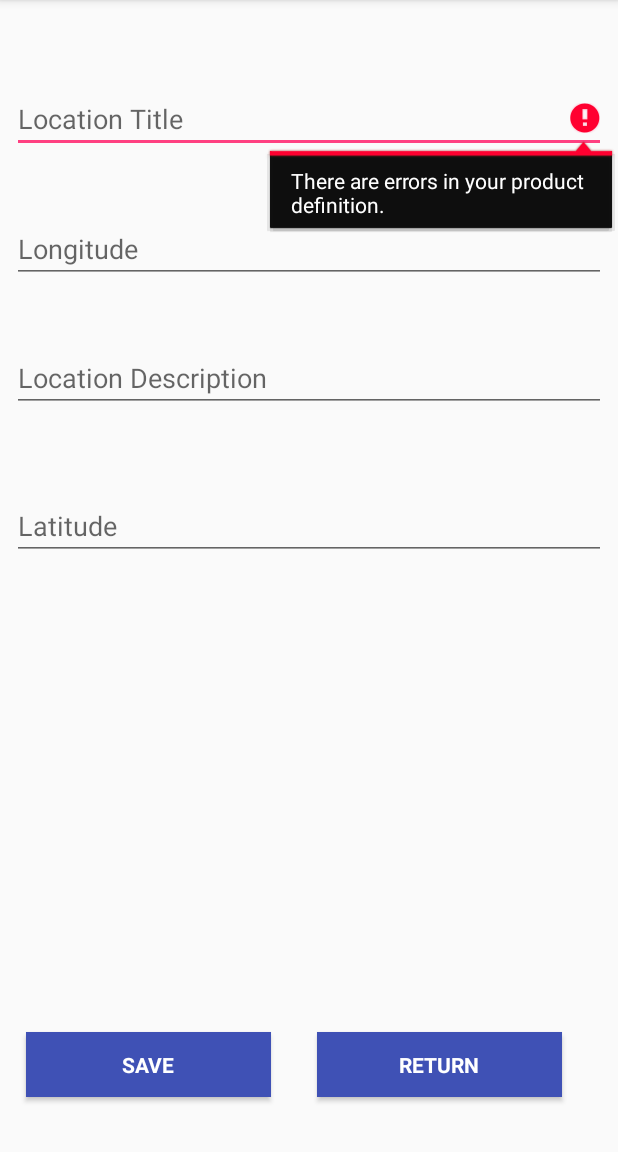
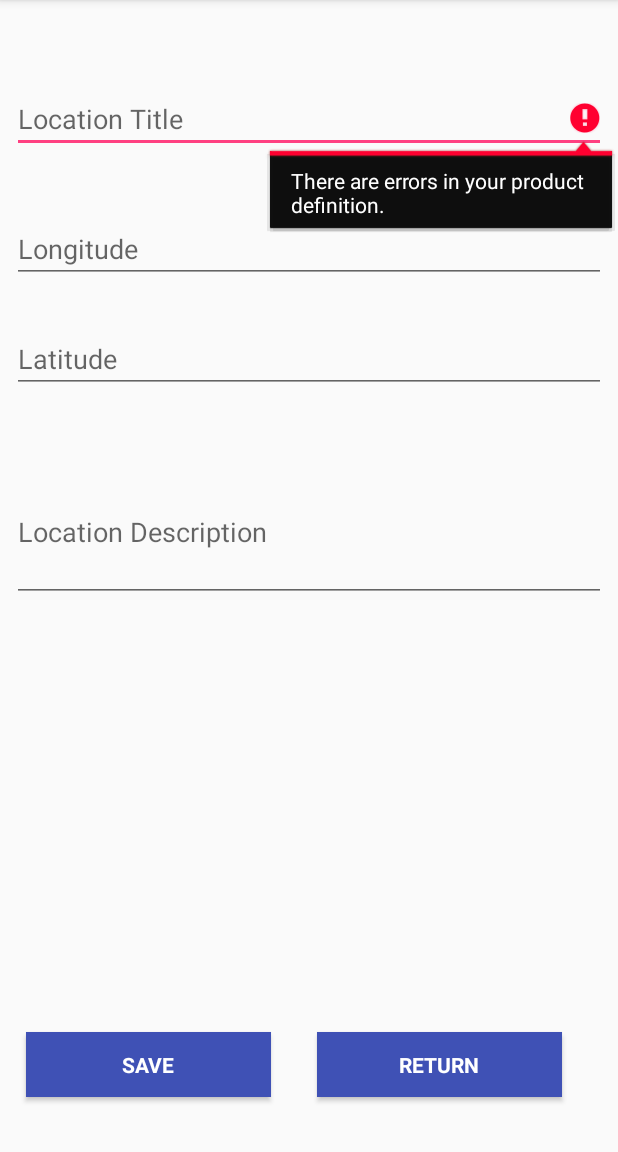
Before and after one commit to msadowskigraduate/MapFirebase, an Android app: the LocationEdit screen opened directly, with no data from a screen before it, after a tap on "SAVE", on a phone screen of 412 x 824 dp, the part 84-1236 px from its top. Run offline under Robolectric (Android 15) with nearby library versions, the phone set to English and light mode, and no system bars; our stand-ins replace Firebase (no records; nobody signed in at launch, a user with empty details on screens opened directly).

Commit message:
dialog with new places

```diff
--- a/app/src/main/java/com/example/sadowsm3/mapfirebase/LocationEdit.java
+++ b/app/src/main/java/com/example/sadowsm3/mapfirebase/LocationEdit.java
@@ -30,10 +30,10 @@ public class LocationEdit extends AppCompatActivity {
 
     private Button btnSave;
     private Button btnReturn;
-    private EditText etName;
-    private EditText etPrice;
-    private EditText etQuantity;
-    private CheckBox cbBought;
+    private EditText etTitle;
+    private EditText etDescription;
+    private EditText etLongitude;
+    private EditText etLatitude;
 
     @Override
     protected void onCreate(Bundle savedInstanceState) {
@@ -129,17 +129,17 @@ public class LocationEdit extends AppCompatActivity {
     private void initGUI() {
         btnSave = (Button) findViewById(R.id.btnFirebaseSave);
         btnReturn = (Button) findViewById(R.id.btnReturn);
-        etName = (EditText) findViewById(R.id.name);
-        etPrice = (EditText) findViewById(R.id.price);
-        etQuantity = (EditText) findViewById(R.id.quantity);
-        cbBought = (CheckBox) findViewById(R.id.cbProductBought);
+        etTitle = (EditText) findViewById(R.id.title);
+        etDescription = (EditText) findViewById(R.id.description);
+        etLongitude = (EditText) findViewById(R.id.longitude);
+        etLatitude = (EditText) findViewById(R.id.latitude);
     }
 
     private void fieldReset() {
-        etName.setText("");
-        etPrice.setText("");
-        etQuantity.setText("");
-        cbBought.setChecked(false);
+        etTitle.setText("");
+        etDescription.setText("");
+        etLongitude.setText("");
+        etLatitude.setText("");
         btnSave.setText("Save");
     }
 
@@ -148,11 +148,11 @@ public class LocationEdit extends AppCompatActivity {
         startActivity(intent);
     }
 
-    private void setValues(String name, String price, String quantity, String isBought) {
-        etName.setText(name);
-        etPrice.setText(price);
-        etQuantity.setText(quantity);
-        cbBought.setChecked(Boolean.parseBoolean(isBought));
+    private void setValues(String title, String desc, String longitude, String latitude) {
+        etTitle.setText(title);
+        etDescription.setText(desc);
+        etLongitude.setText(longitude);
+        etLatitude.setText(latitude);
     }
 
     private void setButtonListener(final boolean state) {
@@ -167,10 +167,10 @@ public class LocationEdit extends AppCompatActivity {
                 float longitude = 1;
                 float latitude = 1;
                 try {
-                    title = etName.getText().toString();
-                    description = etPrice.getText().toString();
-                    longitude = Float.valueOf(etQuantity.getText().toString());
-                    latitude = Float.valueOf();
+                    title = etTitle.getText().toString();
+                    description = etDescription.getText().toString();
+                    longitude = Float.valueOf(etLongitude.getText().toString());
+                    latitude = Float.valueOf(etLatitude.getText().toString());
                     if (state) {
                         createProduct(title, description, longitude, latitude);
                     } else {
@@ -178,7 +178,7 @@ public class LocationEdit extends AppCompatActivity {
                     }
                     fieldReset();
                 } catch (Exception e) {
-                    etName.setError("There are errors in your product definition.");
+                    etTitle.setError("There are errors in your product definition.");
                 }
 
             }
--- a/app/src/main/res/layout/activity_location_edit.xml
+++ b/app/src/main/res/layout/activity_location_edit.xml
@@ -25,7 +25,7 @@
 
 
     <EditText
-        android:id="@+id/name"
+        android:id="@+id/title"
         android:layout_width="match_parent"
         android:layout_height="wrap_content"
         android:layout_marginBottom="8dp"
@@ -43,26 +43,26 @@
         app:layout_constraintVertical_bias="0.069" />
 
     <EditText
-        android:id="@+id/price"
+        android:id="@+id/description"
         android:layout_width="match_parent"
-        android:layout_height="wrap_content"
+        android:layout_height="93dp"
         android:layout_marginBottom="8dp"
         android:layout_marginEnd="8dp"
         android:layout_marginStart="8dp"
         android:layout_marginTop="8dp"
         android:hint="Location Description"
-        android:inputType="textEmailAddress"
+        android:inputType="textMultiLine"
         android:maxLines="1"
         app:layout_constraintBottom_toBottomOf="parent"
         app:layout_constraintEnd_toEndOf="parent"
         app:layout_constraintHorizontal_bias="0.0"
         app:layout_constraintStart_toStartOf="parent"
         app:layout_constraintTop_toTopOf="@+id/txt_user"
-        app:layout_constraintVertical_bias="0.229"
+        app:layout_constraintVertical_bias="0.383"
         tools:ignore="MissingConstraints" />
 
     <EditText
-        android:id="@+id/quantity"
+        android:id="@+id/longitude"
         android:layout_width="match_parent"
         android:layout_height="wrap_content"
         android:layout_marginBottom="8dp"
@@ -81,7 +81,7 @@
         tools:ignore="MissingConstraints" />
 
     <EditText
-        android:id="@+id/quantity2"
+        android:id="@+id/latitude"
         android:layout_width="match_parent"
         android:layout_height="wrap_content"
         android:layout_marginBottom="8dp"
@@ -93,9 +93,10 @@
         android:maxLines="1"
         app:layout_constraintBottom_toBottomOf="parent"
         app:layout_constraintEnd_toEndOf="parent"
+        app:layout_constraintHorizontal_bias="0.0"
         app:layout_constraintStart_toStartOf="parent"
         app:layout_constraintTop_toTopOf="@+id/txt_user"
-        app:layout_constraintVertical_bias="0.386"
+        app:layout_constraintVertical_bias="0.209"
         tools:ignore="MissingConstraints" />
 
     <Button
--- a/app/src/main/res/layout/activity_main.xml
+++ b/app/src/main/res/layout/activity_main.xml
@@ -27,6 +27,7 @@
         android:layout_weight="1" />
 
     <LinearLayout xmlns:android="http://schemas.android.com/apk/res/android"
+        android:layout_marginTop="60dp"
         android:layout_width="fill_parent"
         android:layout_height="match_parent"
         android:orientation="vertical">
--- /dev/null
+++ b/app/src/main/res/values-v21/styles.xml
@@ -0,0 +1 @@
+<resources></resources>
```
Also changed, not shown: app/src/main/java/com/example/sadowsm3/mapfirebase/Location.java (+44 -2 lines), app/src/main/java/com/example/sadowsm3/mapfirebase/LocationAdapter.java (+5 -5 lines), app/src/main/java/com/example/sadowsm3/mapfirebase/MainActivity.java (+19 -21 lines), app/src/main/java/com/example/sadowsm3/mapfirebase/MapsActivity2.java (+15 -7 lines), app/src/main/res/drawable/ic_menu_camera.xml (added, +12 -0 lines), app/src/main/res/drawable/ic_menu_gallery.xml (added, +9 -0 lines), app/src/main/res/drawable/ic_menu_manage.xml (added, +9 -0 lines), app/src/main/res/drawable/ic_menu_send.xml (added, +9 -0 lines), app/src/main/res/drawable/ic_menu_share.xml (added, +9 -0 lines), app/src/main/res/drawable/ic_menu_slideshow.xml (added, +9 -0 lines), app/src/main/res/drawable/side_nav_bar.xml (added, +9 -0 lines), app/src/main/res/menu/activity_main2_drawer.xml (added, +38 -0 lines), app/src/main/res/menu/main2.xml (added, +9 -0 lines), 409 other files.
